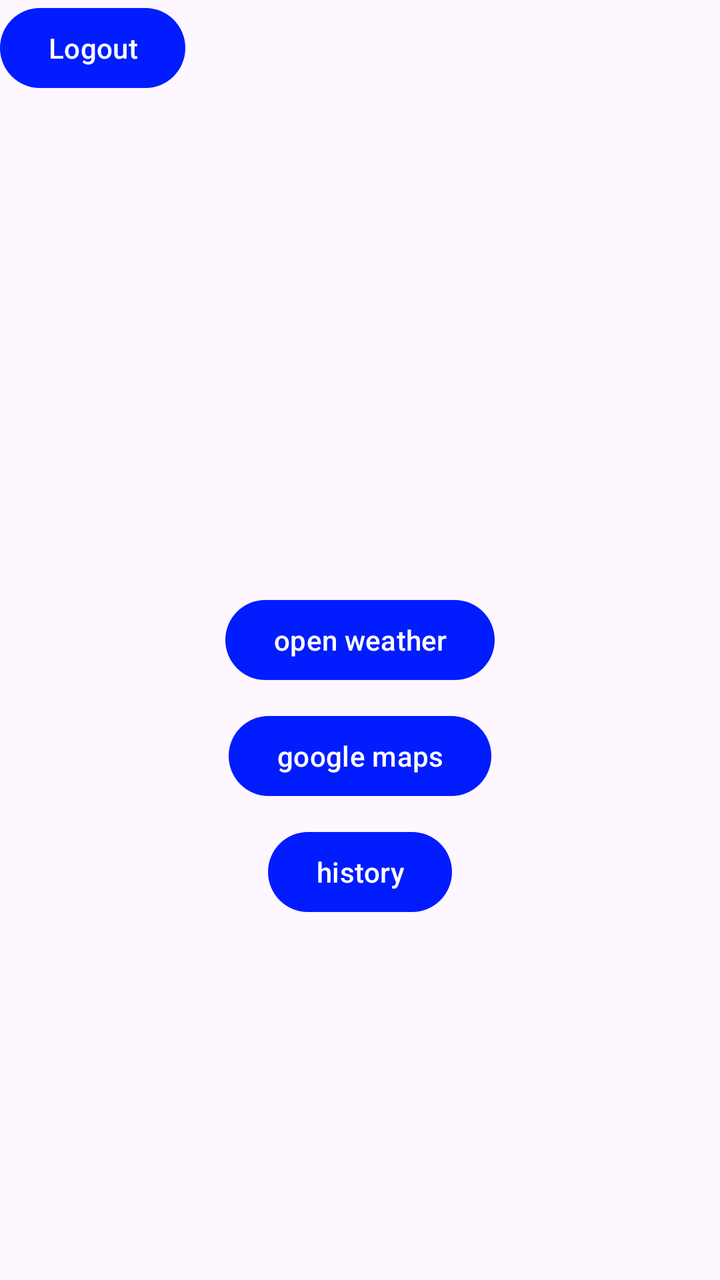
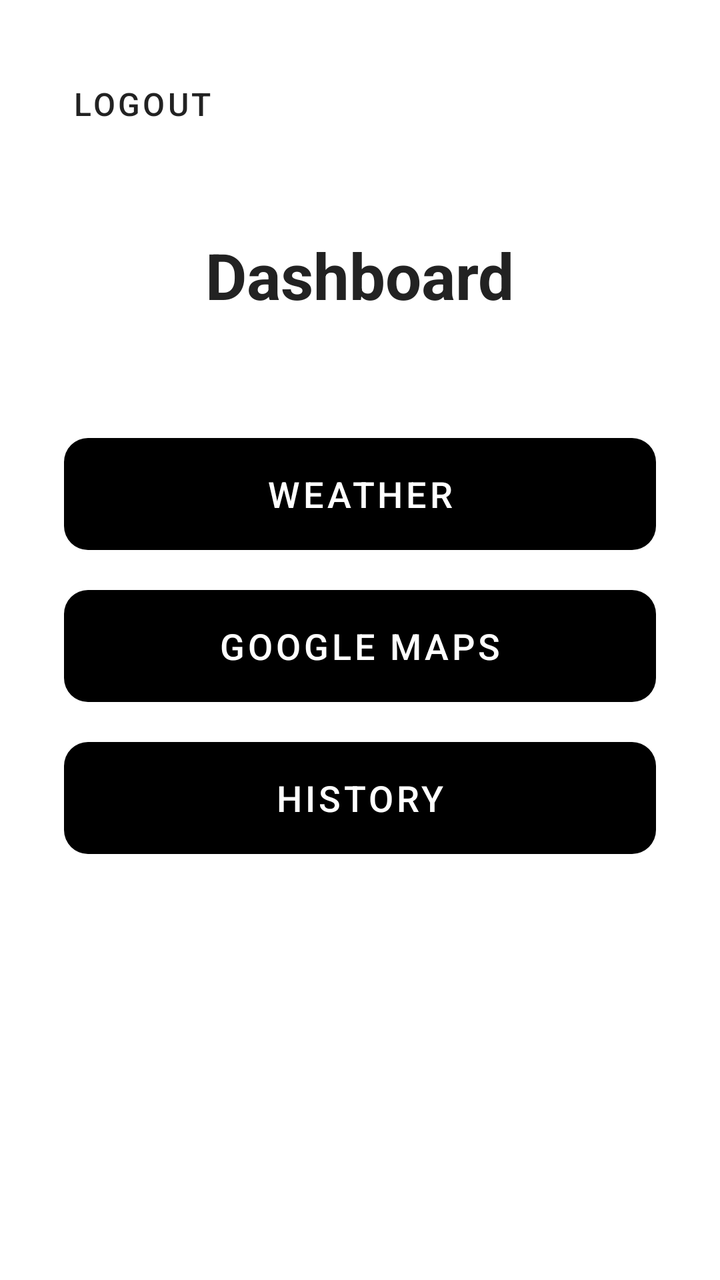

Two renders of the same Android screen: before a commit and after it. Below are the layout's source before the change and the commit's diff.
<!-- AndroidManifest.xml: application theme Base.Theme.Textron0 -->
<!-- res/layout/activity_main.xml -->
<?xml version="1.0" encoding="utf-8"?>
<androidx.constraintlayout.widget.ConstraintLayout xmlns:android="http://schemas.android.com/apk/res/android"
    xmlns:app="http://schemas.android.com/apk/res-auto"
    xmlns:tools="http://schemas.android.com/tools"
    android:id="@+id/main"
    android:layout_width="match_parent"
    android:layout_height="match_parent"
    tools:context=".MainActivity">


    <Button
        android:id="@+id/open_weather"
        android:layout_width="wrap_content"
        android:layout_height="wrap_content"
        android:text="open weather"
        app:layout_constraintStart_toStartOf="parent"
        app:layout_constraintEnd_toEndOf="parent"
        app:layout_constraintTop_toTopOf="parent"
        app:layout_constraintBottom_toBottomOf="parent"/>

    <Button
        android:id="@+id/google_maps"
        android:layout_width="wrap_content"
        android:layout_height="wrap_content"
        android:text="google maps"
        android:layout_marginTop="10dp"
        app:layout_constraintStart_toStartOf="parent"
        app:layout_constraintEnd_toEndOf="parent"
        app:layout_constraintTop_toBottomOf="@id/open_weather"/>

    <Button
        android:id="@+id/go_to_history"
        android:layout_width="wrap_content"
        android:layout_height="wrap_content"
        android:text="history"
        android:layout_marginTop="10dp"
        app:layout_constraintStart_toStartOf="parent"
        app:layout_constraintEnd_toEndOf="parent"
        app:layout_constraintTop_toBottomOf="@id/google_maps"/>


    <Button
        android:id="@+id/btnLogout"
        android:layout_width="wrap_content"
        android:layout_height="wrap_content"
        android:text="Logout"
        app:layout_constraintStart_toStartOf="parent"
        app:layout_constraintTop_toTopOf="parent"
        />


</androidx.constraintlayout.widget.ConstraintLayout>
<!-- resources referenced by this layout -->
<resources>
  <style name="Base.Theme.Textron0" parent="Theme.Material3.Light.NoActionBar">
          <item name="colorPrimary">@color/blue</item>
          <item name="colorOnPrimary">@color/white</item>
          <item name="colorSecondary">@color/blue_dark</item>
      </style>
  <color name="blue">#001CFF</color>
  <color name="white">#FFFFFFFF</color>
  <color name="blue_dark">#000E75</color>
</resources>

<!-- the commit's change to res/layout/activity_main.xml (unified diff, before → after) -->
@@ -1,52 +1,86 @@
 <?xml version="1.0" encoding="utf-8"?>
 <androidx.constraintlayout.widget.ConstraintLayout xmlns:android="http://schemas.android.com/apk/res/android"
     xmlns:app="http://schemas.android.com/apk/res-auto"
-    xmlns:tools="http://schemas.android.com/tools"
     android:id="@+id/main"
     android:layout_width="match_parent"
     android:layout_height="match_parent"
-    tools:context=".MainActivity">
+    android:background="@android:color/white">
 
-
-    <Button
-        android:id="@+id/open_weather"
-        android:layout_width="wrap_content"
-        android:layout_height="wrap_content"
-        android:text="open weather"
-        app:layout_constraintStart_toStartOf="parent"
-        app:layout_constraintEnd_toEndOf="parent"
-        app:layout_constraintTop_toTopOf="parent"
-        app:layout_constraintBottom_toBottomOf="parent"/>
-
-    <Button
-        android:id="@+id/google_maps"
-        android:layout_width="wrap_content"
-        android:layout_height="wrap_content"
-        android:text="google maps"
-        android:layout_marginTop="10dp"
-        app:layout_constraintStart_toStartOf="parent"
-        app:layout_constraintEnd_toEndOf="parent"
-        app:layout_constraintTop_toBottomOf="@id/open_weather"/>
-
-    <Button
-        android:id="@+id/go_to_history"
-        android:layout_width="wrap_content"
-        android:layout_height="wrap_content"
-        android:text="history"
-        android:layout_marginTop="10dp"
-        app:layout_constraintStart_toStartOf="parent"
-        app:layout_constraintEnd_toEndOf="parent"
-        app:layout_constraintTop_toBottomOf="@id/google_maps"/>
-
-
+    
     <Button
         android:id="@+id/btnLogout"
         android:layout_width="wrap_content"
         android:layout_height="wrap_content"
+        android:textSize="16sp"
         android:text="Logout"
+        android:textColor="#222222"
+        android:background="@android:color/transparent"
+        android:layout_marginStart="20dp"
+        android:layout_marginTop="28dp"
+        android:stateListAnimator="@null"
         app:layout_constraintStart_toStartOf="parent"
-        app:layout_constraintTop_toTopOf="parent"
-        />
+        app:layout_constraintTop_toTopOf="parent"/>
 
+    
+    <TextView
+        android:id="@+id/main_title"
+        android:layout_width="wrap_content"
+        android:layout_height="wrap_content"
+        android:text="Dashboard"
+        android:textSize="32sp"
+        android:textStyle="bold"
+        android:textColor="#222222"
+        android:layout_marginTop="40dp"
+        app:layout_constraintTop_toBottomOf="@id/btnLogout"
+        app:layout_constraintStart_toStartOf="parent"
+        app:layout_constraintEnd_toEndOf="parent"/>
+
+    
+    <Button
+        android:id="@+id/open_weather"
+        android:layout_width="0dp"
+        android:layout_height="56dp"
+        android:text="Weather"
+        android:textSize="18sp"
+        android:textColor="@android:color/white"
+        android:background="@drawable/round_black_btn"
+        android:layout_marginHorizontal="32dp"
+        android:layout_marginTop="60dp"
+        android:stateListAnimator="@null"
+        app:layout_constraintTop_toBottomOf="@id/main_title"
+        app:layout_constraintStart_toStartOf="parent"
+        app:layout_constraintEnd_toEndOf="parent"/>
+
+    
+    <Button
+        android:id="@+id/google_maps"
+        android:layout_width="0dp"
+        android:layout_height="56dp"
+        android:text="Google Maps"
+        android:textSize="18sp"
+        android:textColor="@android:color/white"
+        android:background="@drawable/round_black_btn"
+        android:layout_marginHorizontal="32dp"
+        android:layout_marginTop="20dp"
+        android:stateListAnimator="@null"
+        app:layout_constraintTop_toBottomOf="@id/open_weather"
+        app:layout_constraintStart_toStartOf="parent"
+        app:layout_constraintEnd_toEndOf="parent"/>
+
+    
+    <Button
+        android:id="@+id/go_to_history"
+        android:layout_width="0dp"
+        android:layout_height="56dp"
+        android:text="History"
+        android:textSize="18sp"
+        android:textColor="@android:color/white"
+        android:background="@drawable/round_black_btn"
+        android:layout_marginHorizontal="32dp"
+        android:layout_marginTop="20dp"
+        android:stateListAnimator="@null"
+        app:layout_constraintTop_toBottomOf="@id/google_maps"
+        app:layout_constraintStart_toStartOf="parent"
+        app:layout_constraintEnd_toEndOf="parent"/>
 
 </androidx.constraintlayout.widget.ConstraintLayout>
<!-- resource entries referenced after the edit -->
@@ -1,12 +1,35 @@
 <!-- resources referenced by this layout -->
 <resources>
-  <style name="Base.Theme.Textron0" parent="Theme.Material3.Light.NoActionBar">
+  <!-- drawable round_black_btn (drawable) -->
+  <shape xmlns:android="http://schemas.android.com/apk/res/android" android:shape="rectangle">
+      <solid android:color="#000000"/>
+      <corners android:radius="12dp"/>
+      <padding android:top="8dp" android:bottom="8dp" android:left="16dp" android:right="16dp"/>
+  </shape>
+  <style name="Base.Theme.Textron0" parent="Theme.MaterialComponents.Light.NoActionBar">
+  
+          
+          <item name="android:windowBackground">@android:color/white</item>
+          <item name="colorSurface">@android:color/white</item>
+          <item name="colorOnSurface">@android:color/black</item>
+  
+          
           <item name="colorPrimary">@color/blue</item>
-          <item name="colorOnPrimary">@color/white</item>
+          <item name="colorOnPrimary">@android:color/white</item>
           <item name="colorSecondary">@color/blue_dark</item>
+  
+          
+          <item name="materialButtonStyle">@style/NoTintButton</item>
+          <item name="buttonStyle">@style/NoTintButton</item>
+  
       </style>
   <color name="blue">#001CFF</color>
-  <color name="white">#FFFFFFFF</color>
   <color name="blue_dark">#000E75</color>
+  <style name="NoTintButton" parent="Widget.MaterialComponents.Button">
+          <item name="backgroundTint">@null</item>
+          <item name="android:backgroundTint">@null</item>
+          <item name="rippleColor">@android:color/transparent</item>
+          <item name="android:textColor">@android:color/white</item>
+      </style>
 </resources>
 
